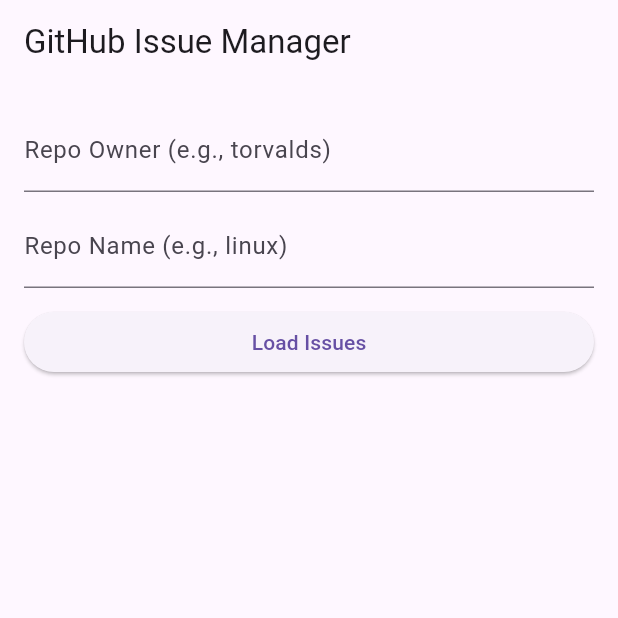
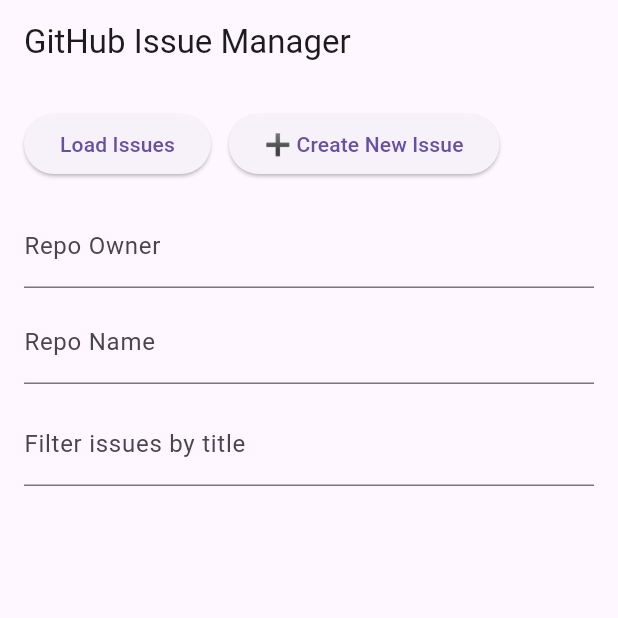
Before and after one commit to lballaty/githubGPTIssueManager, a Flutter app: the screen it shows after launch, on a phone screen of 412 x 824 dp, the top half of it. Run offline on Flutter 3.47's test engine with Material 3 defaults, Android fonts, the phone set to English and light mode, and no system bars; our stand-ins replace shared_preferences.

Commit message:
buttons moved to top of screen

```diff
--- a/lib/screens/home_screen.dart
+++ b/lib/screens/home_screen.dart
@@ -1,7 +1,8 @@
 // lib/screens/home_screen.dart
 import 'package:flutter/material.dart';
+import 'package:shared_preferences/shared_preferences.dart';
 import '../services/github_service.dart';
-
+import 'create_issue_screen.dart';
 
 class HomeScreen extends StatefulWidget {
   const HomeScreen({super.key});
@@ -13,10 +14,47 @@
 class _HomeScreenState extends State<HomeScreen> {
   final TextEditingController _ownerController = TextEditingController();
   final TextEditingController _repoController = TextEditingController();
+  final TextEditingController _filterController = TextEditingController();
+
+  List<String> _ownerHistory = [];
+  List<String> _repoHistory = [];
 
   GitHubService? _service;
   List<Map<String, dynamic>> _issues = [];
   String? _error;
+
+  @override
+  void initState() {
+    super.initState();
+    _loadHistory();
+  }
+
+  Future<void> _loadHistory() async {
+    final prefs = await SharedPreferences.getInstance();
+    setState(() {
+      _ownerHistory = prefs.getStringList('ownerHistory') ?? [];
+      _repoHistory = prefs.getStringList('repoHistory') ?? [];
+
+      if (_ownerHistory.isNotEmpty) _ownerController.text = _ownerHistory.first;
+      if (_repoHistory.isNotEmpty) _repoController.text = _repoHistory.first;
+    });
+  }
+
+  Future<void> _saveToHistory(String owner, String repo) async {
+    final prefs = await SharedPreferences.getInstance();
+
+    _ownerHistory.remove(owner);
+    _repoHistory.remove(repo);
+
+    _ownerHistory.insert(0, owner);
+    _repoHistory.insert(0, repo);
+
+    if (_ownerHistory.length > 10) _ownerHistory = _ownerHistory.sublist(0, 10);
+    if (_repoHistory.length > 10) _repoHistory = _repoHistory.sublist(0, 10);
+
+    await prefs.setStringList('ownerHistory', _ownerHistory);
+    await prefs.setStringList('repoHistory', _repoHistory);
+  }
 
   Future<void> _loadIssues() async {
     setState(() {
@@ -25,15 +63,17 @@
     });
 
     try {
+      final owner = _ownerController.text.trim();
+      final repo = _repoController.text.trim();
+
       final service = GitHubService(
         "https://juqlmvsnlpunbbluigdp.functions.supabase.co",
         "githubgpt_access_92f3!",
       );
 
-      final issues = await service.fetchIssues(
-        owner: _ownerController.text.trim(),
-        repo: _repoController.text.trim(),
-      );
+      final issues = await service.fetchIssues(owner: owner, repo: repo);
+
+      await _saveToHistory(owner, repo);
 
       setState(() {
         _service = service;
@@ -48,27 +88,93 @@
 
   @override
   Widget build(BuildContext context) {
+    final filteredIssues = _filterController.text.isEmpty
+        ? _issues
+        : _issues
+            .where((issue) => (issue['title'] ?? '')
+                .toLowerCase()
+                .contains(_filterController.text.toLowerCase()))
+            .toList();
+
     return Scaffold(
       appBar: AppBar(
         title: const Text('GitHub Issue Manager'),
       ),
       body: Padding(
         padding: const EdgeInsets.all(16),
-        child: ListView(
+        child: Column(
+          crossAxisAlignment: CrossAxisAlignment.start,
           children: [
+            Wrap(
+              spacing: 12,
+              runSpacing: 8,
+              alignment: WrapAlignment.start,
+              children: [
+                ElevatedButton(
+                  onPressed: _loadIssues,
+                  child: const Text('Load Issues'),
+                ),
+                ElevatedButton(
+                  onPressed: () {
+                    Navigator.push(
+                      context,
+                      MaterialPageRoute(
+                        builder: (context) => CreateIssueScreen(
+                          supabaseUrl: "https://juqlmvsnlpunbbluigdp.functions.supabase.co",
+                          apiKey: "githubgpt_access_92f3!",
+                          owner: _ownerController.text.trim(),
+                          repo: _repoController.text.trim(),
+                        ),
+                      ),
+                    );
+                  },
+                  child: const Text('➕ Create New Issue'),
+                ),
+              ],
+            ),
+            const SizedBox(height: 16),
             TextField(
               controller: _ownerController,
-              decoration: const InputDecoration(labelText: 'Repo Owner (e.g., torvalds)'),
+              decoration: InputDecoration(
+                labelText: 'Repo Owner',
+                suffixIcon: _ownerHistory.isNotEmpty
+                    ? PopupMenuButton<String>(
+                        icon: const Icon(Icons.arrow_drop_down),
+                        onSelected: (value) => setState(() => _ownerController.text = value),
+                        itemBuilder: (context) => _ownerHistory
+                            .map((owner) => PopupMenuItem(
+                                  value: owner,
+                                  child: Text(owner),
+                                ))
+                            .toList(),
+                      )
+                    : null,
+              ),
             ),
             const SizedBox(height: 8),
             TextField(
               controller: _repoController,
-              decoration: const InputDecoration(labelText: 'Repo Name (e.g., linux)'),
+              decoration: InputDecoration(
+                labelText: 'Repo Name',
+                suffixIcon: _repoHistory.isNotEmpty
+                    ? PopupMenuButton<String>(
+                        icon: const Icon(Icons.arrow_drop_down),
+                        onSelected: (value) => setState(() => _repoController.text = value),
+                        itemBuilder: (context) => _repoHistory
+                            .map((repo) => PopupMenuItem(
+                                  value: repo,
+                                  child: Text(repo),
+                                ))
+                            .toList(),
+                      )
+                    : null,
+              ),
             ),
             const SizedBox(height: 12),
-            ElevatedButton(
-              onPressed: _loadIssues,
-              child: const Text('Load Issues'),
+            TextField(
+              controller: _filterController,
+              decoration: const InputDecoration(labelText: 'Filter issues by title'),
+              onChanged: (_) => setState(() {}),
             ),
             const SizedBox(height: 20),
             if (_error != null)
@@ -76,10 +182,18 @@
                 _error!,
                 style: const TextStyle(color: Colors.red),
               ),
-            ..._issues.map((issue) => ListTile(
-                  title: Text(issue['title'] ?? 'No title'),
-                  subtitle: Text('State: ${issue['state']}'),
-                )),
+            Expanded(
+              child: ListView.builder(
+                itemCount: filteredIssues.length,
+                itemBuilder: (context, index) {
+                  final issue = filteredIssues[index];
+                  return ListTile(
+                    title: Text(issue['title'] ?? 'No title'),
+                    subtitle: Text('State: ${issue['state']}'),
+                  );
+                },
+              ),
+            ),
           ],
         ),
       ),
--- a/pubspec.yaml
+++ b/pubspec.yaml
@@ -35,10 +35,12 @@
   # Use with the CupertinoIcons class for iOS style icons.
   cupertino_icons: ^1.0.8
   http: ^0.13.6
+  shared_preferences: ^2.2.2
 
 dev_dependencies:
   flutter_test:
     sdk: flutter
+
 
   # The "flutter_lints" package below contains a set of recommended lints to
   # encourage good coding practices. The lint set provided by the package is
```
Also changed, not shown: pubspec.lock, 11 other files.
